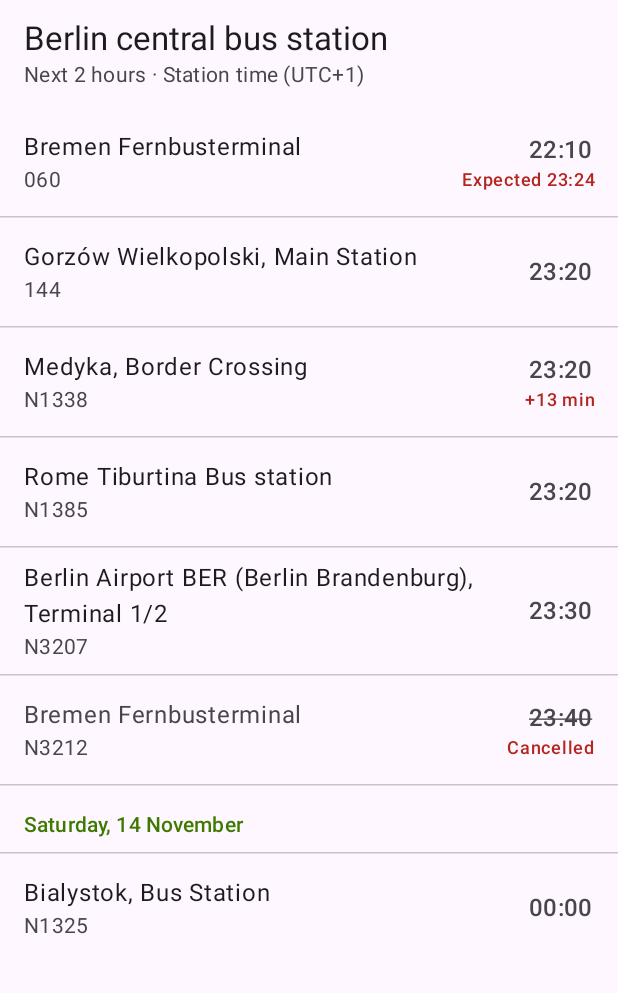
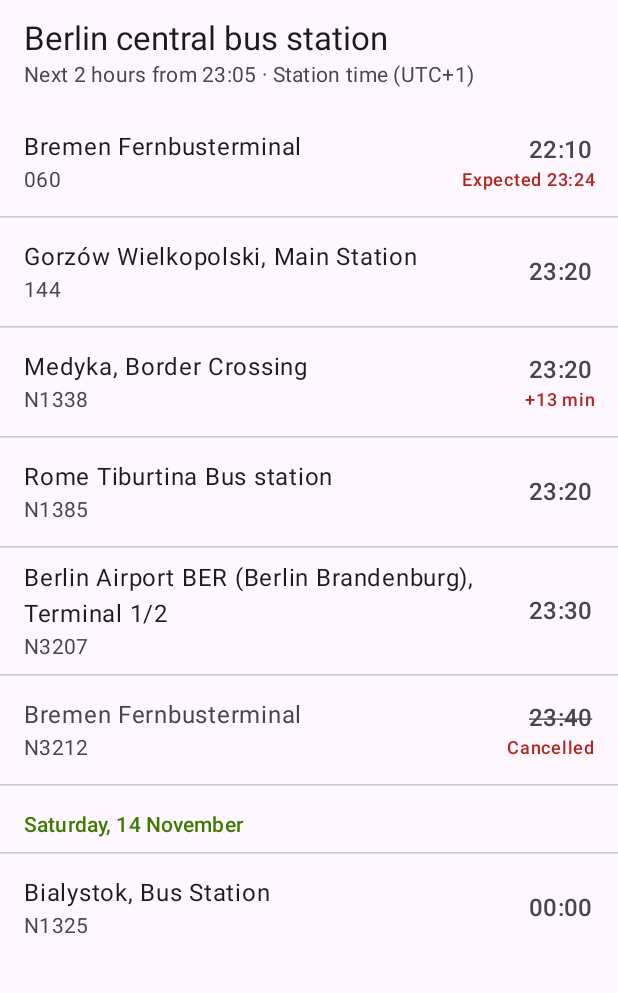
Before and after one commit to suhocki/departure-board, an Android app built with Jetpack Compose: the @Preview function TimetableScreenPreview, on a phone screen of 412 x 824 dp, the part 96-1089 px from its top. Run offline under Robolectric (Android 15) with nearby library versions, the phone set to English and light mode, and no system bars; network calls fail.

Commit message:
Show the window start in the header caption
Nothing on screen said how old the list was, unless a refresh had
failed. A board left open showed "Next 2 hours" for buses that had
left.
Rules: the caption reads "Next 2 hours from 23:05 · Station time
(UTC+1)". The start is updatedAt in the station zone, with the same
12/24 hour formatter as the rows. The UTC fallback caption shows it
in UTC. Auto-refresh is still out of scope.
Tests: TimetableScreenTest caption tests check the time. Goldens
re-recorded: content, content_dark, content_font_2x, empty.

```diff
--- a/app/src/main/java/com/sukhotski/timetable/ui/timetable/TimetableScreen.kt
+++ b/app/src/main/java/com/sukhotski/timetable/ui/timetable/TimetableScreen.kt
@@ -94,7 +94,7 @@ private fun LoadedContent(
     val station = state.timetable.station
     val hours = state.window.toHours().toInt()
     Column(modifier) {
-        StationHeader(station, state.updatedAt, hours)
+        StationHeader(station, state.updatedAt, hours, formatter)
         state.refreshError?.let {
             RefreshErrorBanner(it, dataTime = formatter.time(state.updatedAt, station.zone))
         }
@@ -138,14 +138,22 @@ private val TimetableItem.key: String
     }
 
 @Composable
-private fun StationHeader(station: Station, updatedAt: Instant, hours: Int) {
+private fun StationHeader(
+    station: Station,
+    updatedAt: Instant,
+    hours: Int,
+    formatter: TimeFormatter,
+) {
+    // The window start is also the data time, so the user sees how old the list is.
+    val from = formatter.time(updatedAt, station.zone)
     val caption = if (station.zoneIsFallback) {
-        pluralStringResource(R.plurals.header_caption_zone_unknown, hours, hours)
+        pluralStringResource(R.plurals.header_caption_zone_unknown, hours, hours, from)
     } else {
         pluralStringResource(
             R.plurals.header_caption,
             hours,
             hours,
+            from,
             formatUtcOffset(station.zone.rules.getOffset(updatedAt)),
         )
     }
--- a/app/src/main/res/values/strings.xml
+++ b/app/src/main/res/values/strings.xml
@@ -3,12 +3,12 @@
     <string name="app_name">Departures</string>
     <string name="timetable_title">Departures</string>
     <plurals name="header_caption">
-        <item quantity="one">Next %1$d hour · Station time (%2$s)</item>
-        <item quantity="other">Next %1$d hours · Station time (%2$s)</item>
+        <item quantity="one">Next %1$d hour from %2$s · Station time (%3$s)</item>
+        <item quantity="other">Next %1$d hours from %2$s · Station time (%3$s)</item>
     </plurals>
     <plurals name="header_caption_zone_unknown">
-        <item quantity="one">Next %1$d hour · Times in UTC (station time zone unknown)</item>
-        <item quantity="other">Next %1$d hours · Times in UTC (station time zone unknown)</item>
+        <item quantity="one">Next %1$d hour from %2$s · Times in UTC (station time zone unknown)</item>
+        <item quantity="other">Next %1$d hours from %2$s · Times in UTC (station time zone unknown)</item>
     </plurals>
     <string name="action_refresh">Refresh</string>
     <string name="action_retry">Retry</string>
```
Also changed, not shown: 6 other files.
